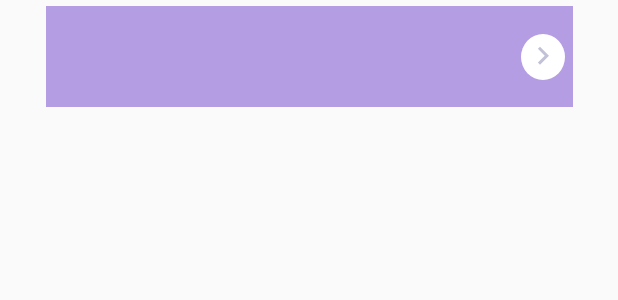
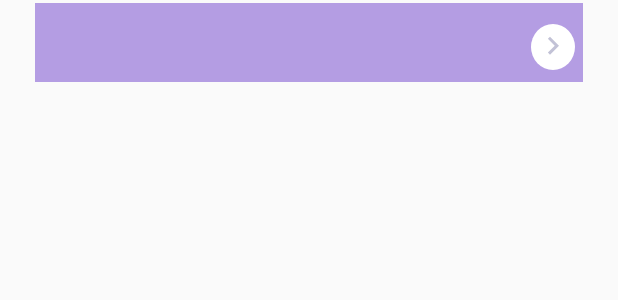
Before and after one commit to rahul4452/babyguruSample, an Android app: the layout list_group.xml on its own in the app's theme, with its tools: preview values and no code run, on a phone screen of 412 x 824 dp. Shown: the top 300 px of the screen. Run offline under Robolectric (Android 15) with nearby library versions, the phone set to English and light mode, and no system bars.

Commit message:
beforeYouStart(DataFromServerIntoListView)

```diff
--- a/app/src/main/AndroidManifest.xml
+++ b/app/src/main/AndroidManifest.xml
@@ -20,6 +20,7 @@
         android:label="@string/app_name"
         android:roundIcon="@mipmap/ic_launcher_round"
         android:supportsRtl="true"
+        android:hardwareAccelerated="true"
         android:theme="@style/Customtheme">
 
         <meta-data
--- a/app/src/main/java/com/example/poplify/baby_guru_sample/Sign_up.java
+++ b/app/src/main/java/com/example/poplify/baby_guru_sample/Sign_up.java
@@ -239,8 +239,8 @@ public class Sign_up extends AppCompatActivity implements View.OnClickListener {
                                     sendToken = token;
                                     headerEmail = getEmail;
                                 }
-                                saveData.save("signToken", sendToken);
-                                saveData.save("email", headerEmail);
+                                saveData.save("login_token", sendToken);
+                                saveData.save("login_email", headerEmail);
                                 Intent pay = new Intent(getApplicationContext(), Bottom_tabs.class);
                                 pay.putExtra("finish", true); // if you are checking for this in your other Activities
                                 pay.setFlags(Intent.FLAG_ACTIVITY_CLEAR_TOP |
--- a/app/src/main/java/com/example/poplify/baby_guru_sample/user_Profile/User_Profile_frag.java
+++ b/app/src/main/java/com/example/poplify/baby_guru_sample/user_Profile/User_Profile_frag.java
@@ -256,7 +256,7 @@ public class User_Profile_frag extends Fragment implements View.OnClickListener
         List<GetUserDetails.Relation> realtionList = serverExistUser.getRelations();
 
         for (GetUserDetails.Relation relation : realtionList) {
-                if (relation.getSelected().booleanValue() == true && tvParentRelation.getText() == "") {
+                if (relation.getSelected().equals(true) && tvParentRelation.getText() == "") {
                     tvParentRelation.setText(relation.getName());
                 } else {
                    Toast.makeText(getContext(),relation.getName(),Toast.LENGTH_SHORT);
--- a/app/src/main/res/layout/before_sleep_coaching_frag.xml
+++ b/app/src/main/res/layout/before_sleep_coaching_frag.xml
@@ -4,7 +4,9 @@
     xmlns:tools="http://schemas.android.com/tools"
     android:layout_width="match_parent"
     android:layout_height="wrap_content"
-    tools:context=".before_u_start.beforeViewPagerFrag.BeforeSleepCoachingFrag">
+
+    tools:context=".before_u_start.beforeViewPagerFrag.BeforeSleepCoachingFrag"
+    >
 
     <LinearLayout
         android:layout_width="match_parent"
--- a/app/src/main/res/layout/list_group.xml
+++ b/app/src/main/res/layout/list_group.xml
@@ -9,45 +9,37 @@
 
     <TextView
         android:id="@+id/lblListheader"
-        android:layout_width="@dimen/_270sdp"
-        android:layout_height="@dimen/_52sdp"
-        android:layout_marginBottom="@dimen/_8sdp"
-        android:layout_marginEnd="@dimen/_10sdp"
-        android:layout_marginStart="@dimen/_10sdp"
-
+        android:layout_width="match_parent"
+        android:layout_height="wrap_content"
+        android:layout_marginStart="@dimen/_18sdp"
+        android:layout_marginEnd="@dimen/_18sdp"
+        android:layout_marginBottom="8dp"
         android:background="@color/light_purple"
         android:gravity="center_vertical"
-        android:paddingLeft="@dimen/_15sdp"
-        android:paddingRight="@dimen/_30sdp"
-
+        android:padding="@dimen/_10sdp"
         android:textColor="@color/white"
         android:textSize="@dimen/_15sdp"
         app:layout_constraintBottom_toBottomOf="parent"
         app:layout_constraintEnd_toEndOf="parent"
+        app:layout_constraintHorizontal_bias="0.0"
         app:layout_constraintStart_toStartOf="parent"
-        app:layout_constraintTop_toTopOf="@+id/guideline26"
-        app:layout_constraintVertical_bias="0.0" />
+        app:layout_constraintTop_toTopOf="parent"
+        app:layout_constraintVertical_bias="0.003" />
 
     <android.support.v7.widget.AppCompatImageView
         android:id="@+id/indicator_view"
         android:layout_width="wrap_content"
         android:layout_height="wrap_content"
-        android:layout_marginBottom="@dimen/_4sdp"
-        android:layout_marginEnd="@dimen/_4sdp"
         android:layout_marginStart="@dimen/_4sdp"
         android:layout_marginTop="@dimen/_4sdp"
+        android:layout_marginEnd="@dimen/_4sdp"
         android:src="@drawable/exp_list_header"
         app:layout_constraintBottom_toBottomOf="@+id/lblListheader"
         app:layout_constraintEnd_toEndOf="@+id/lblListheader"
         app:layout_constraintHorizontal_bias="1.0"
         app:layout_constraintStart_toStartOf="@+id/lblListheader"
-        app:layout_constraintTop_toTopOf="@+id/guideline26" />
+        app:layout_constraintTop_toTopOf="@+id/lblListheader" />
 
 
-    <android.support.constraint.Guideline
-        android:id="@+id/guideline26"
-        android:layout_width="wrap_content"
-        android:layout_height="wrap_content"
-        android:orientation="horizontal"
-        app:layout_constraintGuide_begin="4dp" />
+
 </android.support.constraint.ConstraintLayout>
--- a/app/src/main/res/layout/user__profile_frag.xml
+++ b/app/src/main/res/layout/user__profile_frag.xml
@@ -87,6 +87,7 @@
                     android:layout_marginStart="@dimen/_25sdp"
                     android:background="@drawable/tab1"
                     android:src="@mipmap/large_logo"
+                    android:visibility="visible"
                     app:civ_circle_background_color="@color/tab1_color" />
 
 
```
Also changed, not shown: app/src/main/java/com/example/poplify/baby_guru_sample/adapter/ExpandableListAdapt.java (+20 -23 lines), app/src/main/java/com/example/poplify/baby_guru_sample/before_u_start/Before_we_start_frag.java (+2 -5 lines), app/src/main/java/com/example/poplify/baby_guru_sample/before_u_start/beforeViewPagerFrag/BeforeSleepCoachingFrag.java (+59 -26 lines), app/src/main/java/com/example/poplify/baby_guru_sample/joyride_screen/JoyRide_scr1.java (+9 -9 lines), app/src/main/res/layout/before_we_start_frag.xml (+11 -14 lines), app/src/main/res/layout/bottom_tabs_activity.xml (+4 -5 lines), app/src/main/res/layout/list_item_child.xml (+7 -28 lines).
